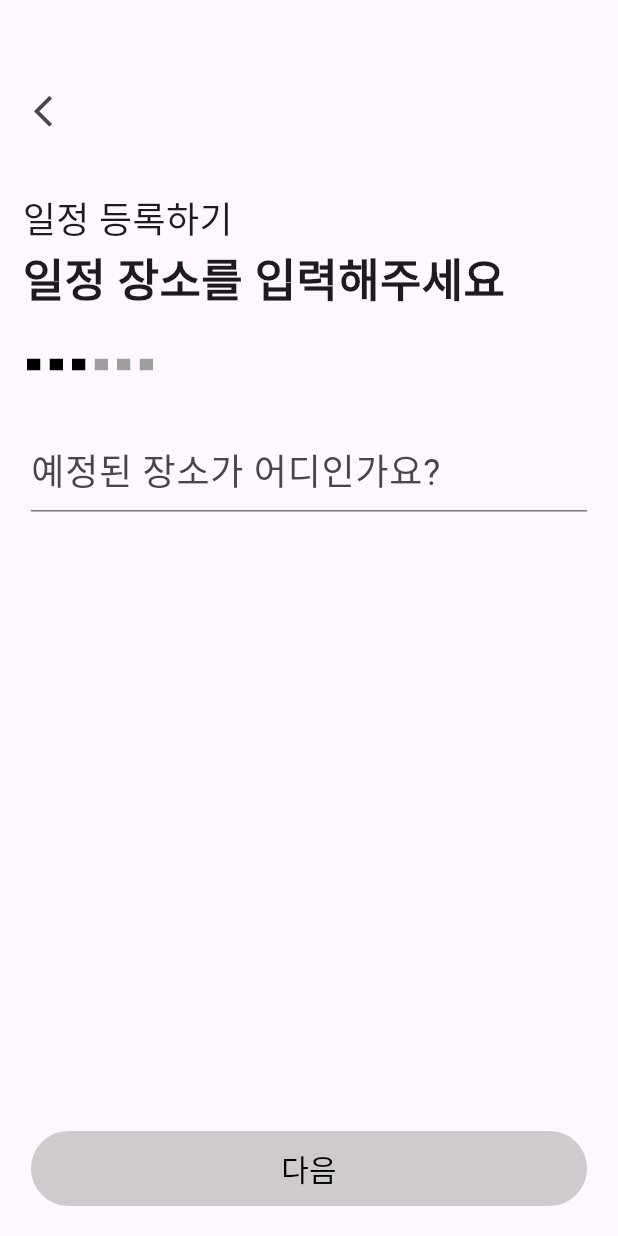
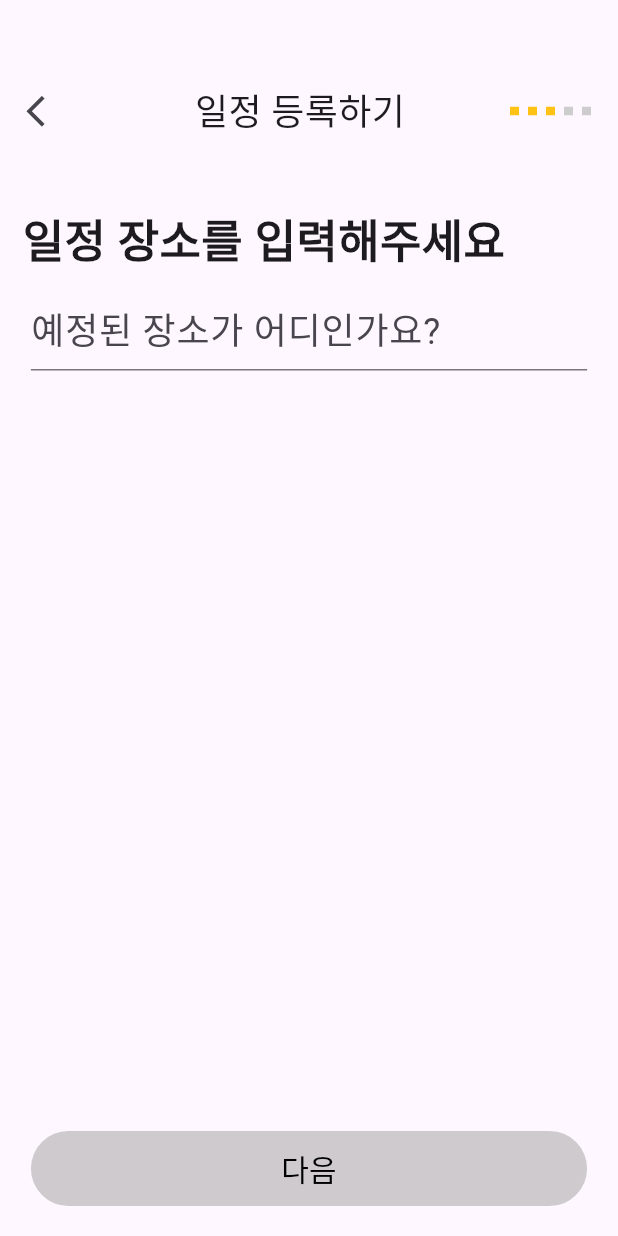
Before and after one commit to H0ngJu/atti, a Flutter app: the ScheduleRegister3 screen opened directly, on a phone screen of 412 x 824 dp. Run offline on Flutter 3.47's test engine with Material 3 defaults, Android fonts, the phone set to English and light mode, and no system bars; drawn by our look-alikes of step_progress_indicator; our stand-ins replace cloud_firestore, firebase_core, get, image_picker; accounts and stored records are empty.

```diff
--- a/lib/commons/BottomNextButton.dart
+++ b/lib/commons/BottomNextButton.dart
@@ -15,6 +15,7 @@ class NextButton extends StatelessWidget {
   @override
   Widget build(BuildContext context) {
     return Container(
+      alignment: Alignment.center,
       margin: EdgeInsets.only(bottom: 20),
       child: TextButton(
         onPressed: isEnabled
--- a/lib/commons/DetailPageTitle.dart
+++ b/lib/commons/DetailPageTitle.dart
@@ -29,13 +29,17 @@ class _DetailPageTitleState extends State<DetailPageTitle> {
       child: Column(
         crossAxisAlignment: CrossAxisAlignment.start,
         children: [
+          Container(
+            margin: EdgeInsets.only(top: 50),
+            child: Row(
+              mainAxisAlignment: MainAxisAlignment.spaceBetween,
+              children: [
                 Container( // 뒤로가기 아이콘
-            margin: EdgeInsets.only(top: 50, left: 5),
+                    //margin: EdgeInsets.only(top: 50, left: 5),
                     child: IconButton(onPressed: (){
                       Navigator.of(context).pop();
                     }, icon: Icon(Icons.arrow_back_ios_outlined, size: 25))),
-          SizedBox(height: 30.0),
-
+                //SizedBox(height: 30.0),
                 Container(
                   margin: EdgeInsets.only(left: 15),
                   child: Text(widget.title, style: TextStyle(
@@ -43,25 +47,33 @@ class _DetailPageTitleState extends State<DetailPageTitle> {
                   ),),
                 ),
 
+                if (widget.totalStep != 0)
                 Container(
+                  margin: EdgeInsets.only(right: 15),
+                  width: 12.toDouble() * widget.totalStep,
+                  child: StepProgressIndicator(
+                    totalSteps: widget.totalStep,
+                    currentStep: widget.currentStep,
+                    size: 6,
+                    padding: 3,
+                    selectedColor: Color(0xffFFC215),
+                    unselectedColor: Color(0xffCDCDCD)
+                  ),
+                )
+                else SizedBox(width: 60,),
+              ],
+            ),
+          ),
+          SizedBox(height: 40,),
+          Container(
+            //width: MediaQuery.of(context).size.width * 0.9,
             margin: EdgeInsets.only(left: 15),
             child: Text(widget.description, style: TextStyle(
               fontSize: 30, fontWeight: FontWeight.w600
             ),),
           ),
-          SizedBox(height: 30.0),
-          Container(
-            margin: EdgeInsets.only(left: 15),
-            width: 15.toDouble() * widget.totalStep,
-            child: StepProgressIndicator(
-              totalSteps: widget.totalStep,
-              currentStep: widget.currentStep,
-              size: 8,
-              padding: 3,
-              selectedColor: Colors.black,
-              unselectedColor: Colors.grey,
-            ),
-          ),
+          //SizedBox(height: 30.0),
+
         ],
       ),
     );
--- a/lib/screen/schedule/register/ScheduleRegister1.dart
+++ b/lib/screen/schedule/register/ScheduleRegister1.dart
@@ -1,4 +1,4 @@
-// 피그마 '일정 등록하기 1' 화면
+// 피그마 '일정 등록하기 1 - 일정 이름' 화면
 import 'package:flutter/material.dart';
 import 'package:get/get.dart';
 
@@ -34,10 +34,10 @@ class _ScheduleRegister1State extends State<ScheduleRegister1> {
                   DetailPageTitle(
                     title: '일정 등록하기',
                     description: '일정 이름을 입력해주세요',
-                    totalStep: 6,
+                    totalStep: 5,
                     currentStep: 1,
                   ),
-                  SizedBox(height: 40),
+                  SizedBox(height: 10),
 
                   Container(
                     width: MediaQuery.of(context).size.width * 0.9,
--- a/lib/screen/schedule/register/ScheduleRegister2.dart
+++ b/lib/screen/schedule/register/ScheduleRegister2.dart
@@ -1,4 +1,4 @@
-// 피그마 '일정 등록하기 2' 화면
+// 피그마 '일정 등록하기 2 - 일정 날짜, 시간' 화면
 import 'package:flutter/material.dart';
 import 'package:get/get.dart';
 
@@ -72,10 +72,10 @@ class _ScheduleRegister2State extends State<ScheduleRegister2> {
                   DetailPageTitle(
                     title: '일정 등록하기',
                     description: '일정 시간을 선택해주세요',
-                    totalStep: 6,
+                    totalStep: 5,
                     currentStep: 2,
                   ),
-                  SizedBox(height: 50),
+                  SizedBox(height: 20),
                   Container(
                     width: MediaQuery.of(context).size.width * 0.9,
                     child: TextField(
--- a/lib/screen/schedule/register/ScheduleRegister3.dart
+++ b/lib/screen/schedule/register/ScheduleRegister3.dart
@@ -1,4 +1,4 @@
-// 피그마 '일정 등록하기 3' 화면
+// 피그마 '일정 등록하기 3 - 일정 장소' 화면
 import 'package:flutter/material.dart';
 import 'package:get/get.dart';
 
@@ -33,10 +33,10 @@ class _ScheduleRegister3State extends State<ScheduleRegister3> {
                   DetailPageTitle(
                     title: '일정 등록하기',
                     description: '일정 장소를 입력해주세요',
-                    totalStep: 6,
+                    totalStep: 5,
                     currentStep: 3,
                   ),
-                  SizedBox(height: 40),
+                  SizedBox(height: 10),
 
                   Container(
                     width: MediaQuery.of(context).size.width * 0.9,
--- a/lib/screen/schedule/register/ScheduleRegister4.dart
+++ b/lib/screen/schedule/register/ScheduleRegister4.dart
@@ -1,4 +1,4 @@
-// 피그마 '일정 등록하기 4' 화면
+// 피그마 '일정 등록하기 4 - 일정 메모' 화면
 import 'package:flutter/material.dart';
 import 'package:get/get.dart';
 
@@ -33,10 +33,10 @@ class _ScheduleRegister4State extends State<ScheduleRegister4> {
                   DetailPageTitle(
                     title: '일정 등록하기',
                     description: '일정 메모를 입력해주세요',
-                    totalStep: 6,
+                    totalStep: 5,
                     currentStep: 4,
                   ),
-                  SizedBox(height: 40),
+                  SizedBox(height: 10),
 
                   Container(
                     width: MediaQuery.of(context).size.width * 0.9,
```
Also changed, not shown: lib/commons/FinishScreen.dart (+24 -24 lines), lib/main.dart (+5 -3 lines), lib/screen/memory/register/MemoryRegister1.dart (added, +27 -0 lines), lib/screen/schedule/finish/RegisterNo.dart (added, +36 -0 lines), lib/screen/schedule/finish/ScheduleFinish.dart (deleted, +0 -13 lines), lib/screen/schedule/finish/ScheduleFinish1.dart (added, +40 -0 lines), lib/screen/schedule/finish/ScheduleFinish2.dart (added, +41 -0 lines), lib/screen/schedule/register/ScheduleRegisterCheck.dart (+4 -4 lines), lib/screen/schedule/register/ScheduleRegisterFinish.dart (+17 -9 lines), lib/assets/images/hurrayatti.png. Lines whose indentation alone changed are shown as unchanged.
